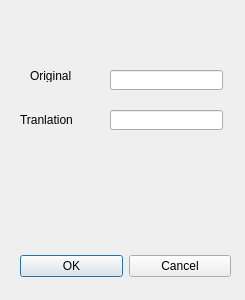
Before: the Qt Designer form Glossary/NewGlossary.ui in wlssirius/ChaosTranslate, drawn with Qt 5.
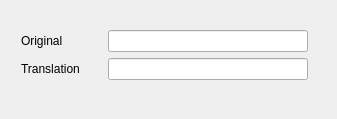
After: the same form once the commit is applied.

What changed in the file:
```diff
--- a/Glossary/NewGlossary.ui
+++ b/Glossary/NewGlossary.ui
@@ -6,8 +6,8 @@
    <rect>
     <x>0</x>
     <y>0</y>
-    <width>245</width>
-    <height>300</height>
+    <width>337</width>
+    <height>119</height>
    </rect>
   </property>
   <property name="windowTitle">
@@ -54,51 +54,119 @@
     </item>
    </layout>
   </widget>
-  <widget class="QLineEdit" name="lineEdit">
-   <property name="geometry">
-    <rect>
-     <x>110</x>
-     <y>70</y>
-     <width>113</width>
-     <height>20</height>
-    </rect>
-   </property>
-  </widget>
-  <widget class="QLabel" name="label">
-   <property name="geometry">
-    <rect>
-     <x>30</x>
-     <y>70</y>
-     <width>54</width>
-     <height>12</height>
-    </rect>
-   </property>
-   <property name="text">
-    <string>Original</string>
-   </property>
-  </widget>
-  <widget class="QLineEdit" name="lineEdit_2">
-   <property name="geometry">
-    <rect>
-     <x>110</x>
-     <y>110</y>
-     <width>113</width>
-     <height>20</height>
-    </rect>
-   </property>
-  </widget>
-  <widget class="QLabel" name="label_2">
+  <widget class="QWidget" name="">
    <property name="geometry">
     <rect>
      <x>20</x>
-     <y>110</y>
-     <width>71</width>
-     <height>20</height>
+     <y>30</y>
+     <width>290</width>
+     <height>52</height>
     </rect>
    </property>
-   <property name="text">
-    <string>Tranlation</string>
-   </property>
+   <layout class="QVBoxLayout" name="verticalLayout">
+    <item>
+     <layout class="QHBoxLayout" name="horizontalLayout">
+      <item>
+       <widget class="QLabel" name="label">
+        <property name="sizePolicy">
+         <sizepolicy hsizetype="Fixed" vsizetype="Preferred">
+          <horstretch>0</horstretch>
+          <verstretch>0</verstretch>
+         </sizepolicy>
+        </property>
+        <property name="minimumSize">
+         <size>
+          <width>80</width>
+          <height>0</height>
+         </size>
+        </property>
+        <property name="maximumSize">
+         <size>
+          <width>80</width>
+          <height>16777215</height>
+         </size>
+        </property>
+        <property name="text">
+         <string>Original</string>
+        </property>
+       </widget>
+      </item>
+      <item>
+       <widget class="QLineEdit" name="lineEdit">
+        <property name="sizePolicy">
+         <sizepolicy hsizetype="Fixed" vsizetype="Fixed">
+          <horstretch>0</horstretch>
+          <verstretch>0</verstretch>
+         </sizepolicy>
+        </property>
+        <property name="minimumSize">
+         <size>
+          <width>200</width>
+          <height>0</height>
+         </size>
+        </property>
+        <property name="maximumSize">
+         <size>
+          <width>200</width>
+          <height>16777215</height>
+         </size>
+        </property>
+       </widget>
+      </item>
+     </layout>
+    </item>
+    <item>
+     <layout class="QHBoxLayout" name="horizontalLayout_2">
+      <item>
+       <widget class="QLabel" name="label_2">
+        <property name="sizePolicy">
+         <sizepolicy hsizetype="Fixed" vsizetype="Preferred">
+          <horstretch>0</horstretch>
+          <verstretch>0</verstretch>
+         </sizepolicy>
+        </property>
+        <property name="minimumSize">
+         <size>
+          <width>80</width>
+          <height>0</height>
+         </size>
+        </property>
+        <property name="maximumSize">
+         <size>
+          <width>80</width>
+          <height>16777215</height>
+         </size>
+        </property>
+        <property name="text">
+         <string>Translation</string>
+        </property>
+       </widget>
+      </item>
+      <item>
+       <widget class="QLineEdit" name="lineEdit_2">
+        <property name="sizePolicy">
+         <sizepolicy hsizetype="Fixed" vsizetype="Fixed">
+          <horstretch>0</horstretch>
+          <verstretch>0</verstretch>
+         </sizepolicy>
+        </property>
+        <property name="minimumSize">
+         <size>
+          <width>200</width>
+          <height>0</height>
+         </size>
+        </property>
+        <property name="maximumSize">
+         <size>
+          <width>200</width>
+          <height>16777215</height>
+         </size>
+        </property>
+       </widget>
+      </item>
+     </layout>
+    </item>
+   </layout>
   </widget>
  </widget>
  <resources/>
```
Left out of the diff: 2 changed lines with no effect on the pictures.
